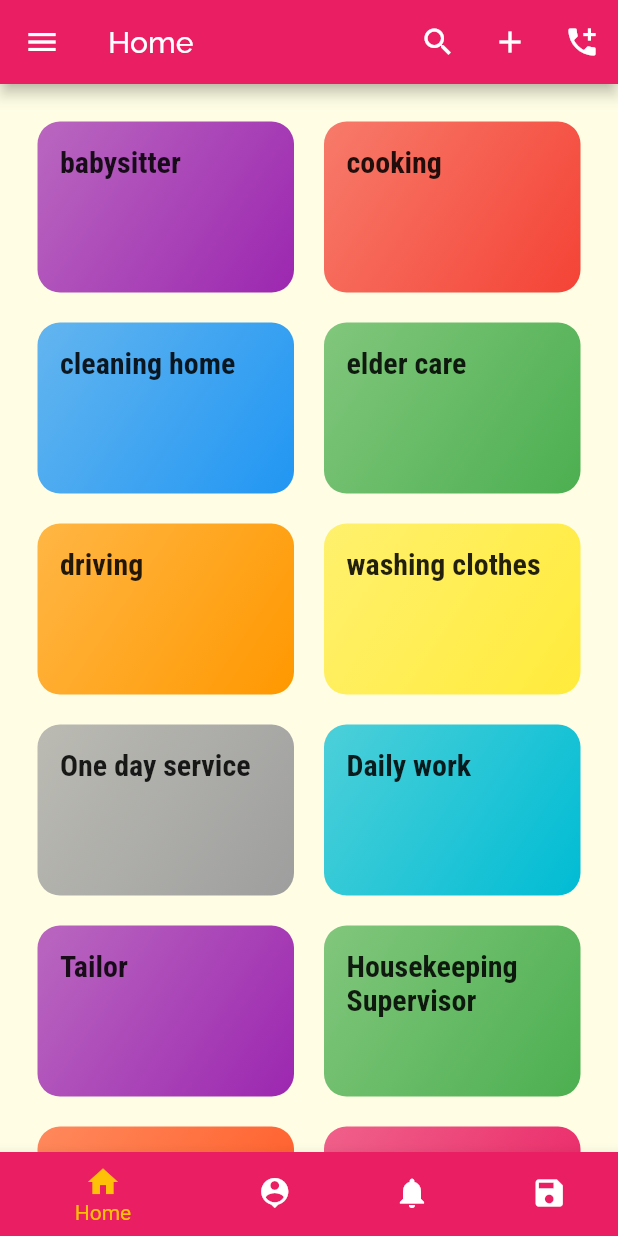
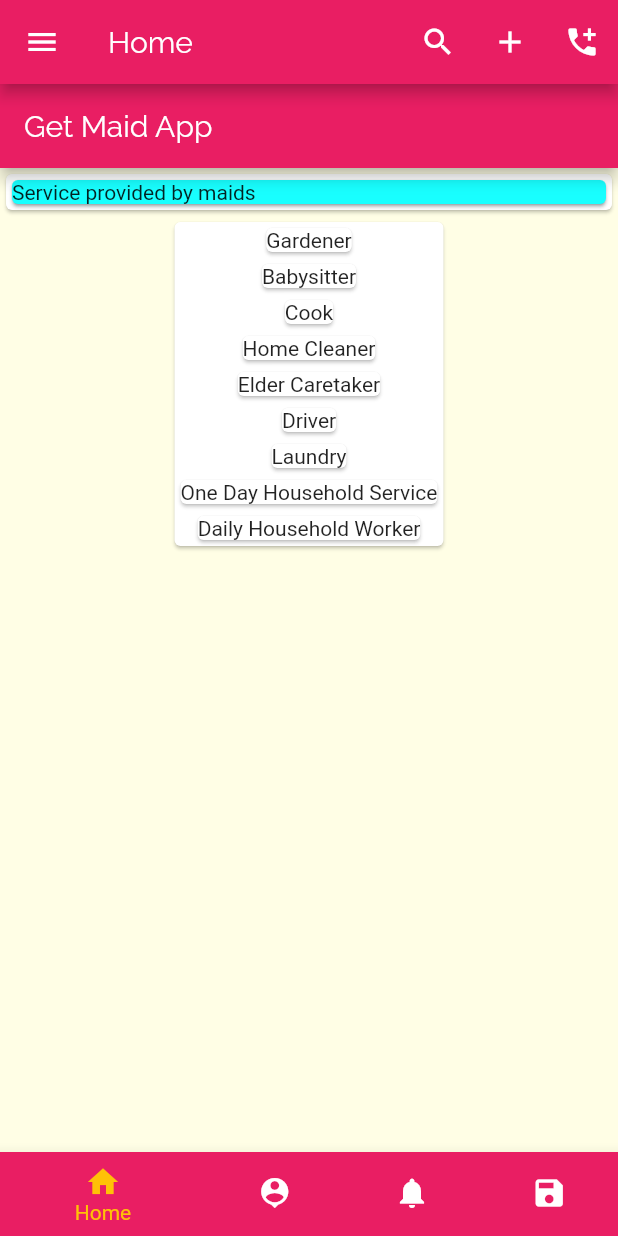
Before and after one commit to vaishnavi-tech/get_maid, a Flutter app: the screen it shows after launch, on a phone screen of 412 x 824 dp. Run offline on Flutter 3.47's test engine with Material 2 defaults, Android fonts, the phone set to English and light mode, and no system bars.

```diff
--- a/lib/categories_screen.dart
+++ b/lib/categories_screen.dart
@@ -1,27 +1,102 @@
 import 'package:flutter/material.dart';
 import './dummy_data.dart';
-import './category_item.dart';
+//import './category_item.dart';
+
 class CategoriesScreen extends StatelessWidget {
+  final List<Maidlist> maidlist = [
+
+    Maidlist(id: 'c1',
+        title: 'Gardener',
+        minimum_salary: 3000,
+        maximum_salary: 20000,
+        color : Colors.cyanAccent,
+        fontSize : FontWeight.bold
+    ),
+    Maidlist(id: 'c2',
+        title: 'Babysitter',
+        minimum_salary: 5000,
+        maximum_salary: 25000,
+        color : Colors.purple,
+        fontSize : FontWeight.bold
+    ),
+    Maidlist(
+        id: 'c3',
+        title: 'Cook',
+        minimum_salary: 4000,
+        maximum_salary: 50000,
+        color : Colors.deepPurple,
+        fontSize : FontWeight.bold
+    ),
+    Maidlist(id: 'c4',
+        title: 'Home Cleaner',
+        minimum_salary: 2500,
+        maximum_salary: 25000,
+        color : Colors.blueAccent,
+        fontSize : FontWeight.bold
+    ),
+    Maidlist(id: 'c5',
+        title: 'Elder Caretaker',
+        minimum_salary: 6000,
+        maximum_salary: 200000,
+        color : Colors.blue,
+        fontSize : FontWeight.bold
+    ),
+    Maidlist(
+        id: 'c6',
+        title: 'Driver',
+        minimum_salary: 3000,
+        maximum_salary: 30000,
+        color : Colors.lightBlue,
+      fontSize : FontWeight.bold
+    ),
+    Maidlist(
+        id: 'c7',
+        title: 'Laundry',
+        minimum_salary: 3000,
+        maximum_salary: 30000,
+       color : Colors.deepPurple,
+        fontSize : FontWeight.bold
+    ),
+    Maidlist(
+        id: 'c8',
+        title: 'One Day Household Service',
+        minimum_salary: 3000,
+        maximum_salary: 30000,
+        color : Colors.deepPurpleAccent,
+        fontSize : FontWeight.bold
+    ),
+    Maidlist(
+        id: 'c9',
+        title: 'Daily Household Worker',
+        minimum_salary: 3000,
+        maximum_salary: 30000,
+        color : Colors.lightBlueAccent,
+        fontSize : FontWeight.bold
+    ),
+  ];
 
   @override
   Widget build(BuildContext context) {
-    return  GridView(
-        padding:  const EdgeInsets.all(25),
-      children: DUMMY_CATEGORIES
-          .map(
-            (catData)=>CategoryItem(
-              catData.id,
-          catData.title,
-          catData.color,
+    return Scaffold(
+      appBar: AppBar(
+        title: Text('Get Maid App'),
+      ),
+      body: Column(children: <Widget>[
+        Card(
+
+          child: Container(
+            width: double.infinity,
+            child: Card(
+              shadowColor: Colors.blueGrey,
+              color: Colors.cyanAccent,
+              child: Text('Service provided by maids'),),),
         ),
-      )
-          .toList(),
-              gridDelegate: SliverGridDelegateWithMaxCrossAxisExtent(
-        maxCrossAxisExtent: 200,
-        childAspectRatio: 3 / 2,
-        crossAxisSpacing: 20,
-        mainAxisSpacing: 20,
-      ),
+        Card(
+        child: Column(children: maidlist.map((ml) {
+          return Card(child: Text( (ml.title)),
+          );
+        }).toList(),))
+      ],),
     );
   }
 }
--- a/lib/category_maids_screen.dart
+++ b/lib/category_maids_screen.dart
@@ -13,12 +13,21 @@ class CategoryMaidsScreen  extends StatelessWidget {
     final categoryId = routeArgs['id'];
     return Scaffold(
          appBar: AppBar(
+           backgroundColor: Colors.cyan,
             title: Text(categoryTitle),
      ),
-       body: Center(
-           child: Text(
-          'list of maids',
-         ),
+       body: Column(
+         children: <Widget>[
+           Card(
+             color: Colors.purpleAccent,
+             child: Container(
+               width: 80,
+               //margin : FontWeight.bold,
+               child: Text('list of maids' ),),
+             elevation : 5,
+           )
+         ],
+
        ),
       );
     }
--- a/lib/dummy_data.dart
+++ b/lib/dummy_data.dart
@@ -1,67 +1,39 @@
 import 'package:flutter/material.dart';
-import './model/category.dart';
+//import './model/category.dart';
+import 'package:flutter/foundation.dart';
 
-const DUMMY_CATEGORIES = const [
-  Category(
-    id: 'c1',
-    title: 'babysitter',
-    color: Colors.purple,
-  ),
-  Category(
-      id: 'c2',
-      title: 'cooking',
-  color: Colors.red,
-  ),
-  Category(
-    id: 'c3',
-    title: 'cleaning home',
-    color: Colors.blue,
-  ),
-  Category(
-    id: 'c4',
-    title: 'elder care',
-    color: Colors.green,
-  ),Category(
-    id: 'c5',
-    title: 'driving',
-    color: Colors.orange,
-  ),Category(
-    id: 'c6',
-    title: 'washing clothes',
-    color: Colors.yellow,
-  ), Category(
-    id:'c7',
-    title: 'One day service',
-    color: Colors.grey,
-  ),Category(
-    id:'c8',
-    title: 'Daily work ',
-    color: Colors.cyan,
-  ),
+class Maidlist{
+   final String id;
+  // ignore: non_constant_identifier_names
+ final  String title;
+  // ignore: non_constant_identifier_names
+ /// String City;
+  // ignore: non_constant_identifier_names
+  //String State;
+  // ignore: non_constant_identifier_names
+  //String person_involved;
+  // ignore: non_constant_identifier_names
+  final double minimum_salary;
+  // ignore: non_constant_identifier_names
+   final  double maximum_salary;
 
-  Category(
-    id:'c9',
-    title: 'Tailor',
-    color: Colors.purple,
-  ),
-  Category(
-    id:'c10',
-    title: 'Housekeeping Supervisor ',
-    color: Colors.green,
-  ),
-  Category(
-    id:'c11',
-    title: 'Gardener ',
-    color: Colors.deepOrange,
-  ),
-  Category(
-    id:'c12',
-    title: 'Domestic helper ',
-    color: Colors.pink,
-  ),
-  Category(
-    id:'c13',
-    title: 'Chamber maid ',
-    color: Colors.blue,
-  )
-];
+
+  Maidlist({
+    @required this.id,
+    // ignore: non_constant_identifier_names
+    @required  this.title,
+    // ignore: non_constant_identifier_names
+    //this.City,
+    // ignore: non_constant_identifier_names
+    //this.State,
+    // ignore: non_constant_identifier_names
+    //this.person,
+    // ignore: non_constant_identifier_names
+    @required this.minimum_salary,
+    // ignore: non_constant_identifier_names
+    @required this.maximum_salary, color, FontWeight fontSize
+  } );
+
+
+
+}
--- a/lib/user_login.dart
+++ b/lib/user_login.dart
@@ -59,7 +59,7 @@ class AuthScreen extends StatelessWidget {
                         style: TextStyle(
                           //color: Theme.of(context).accentTextTheme.title.color.red,
                           fontSize: 45,
-                          fontFamily: 'Anton',
+                          fontFamily: 'RobotoCondensed',
                           fontWeight: FontWeight.bold,
                         ),
                       ),
```
Also changed, not shown: assets/fonts/Raleway-Black.ttf (added), assets/fonts/Raleway-Bold.ttf (added), assets/fonts/Raleway-Regular.ttf (added), assets/fonts/RobotoCondensed-Bold.ttf (added), assets/fonts/RobotoCondensed-Italic.ttf (added), assets/fonts/RobotoCondensed-Light.ttf (added), assets/fonts/RobotoCondensed-Regular.ttf (added), lib/category_item.dart (line endings or trailing spaces).
